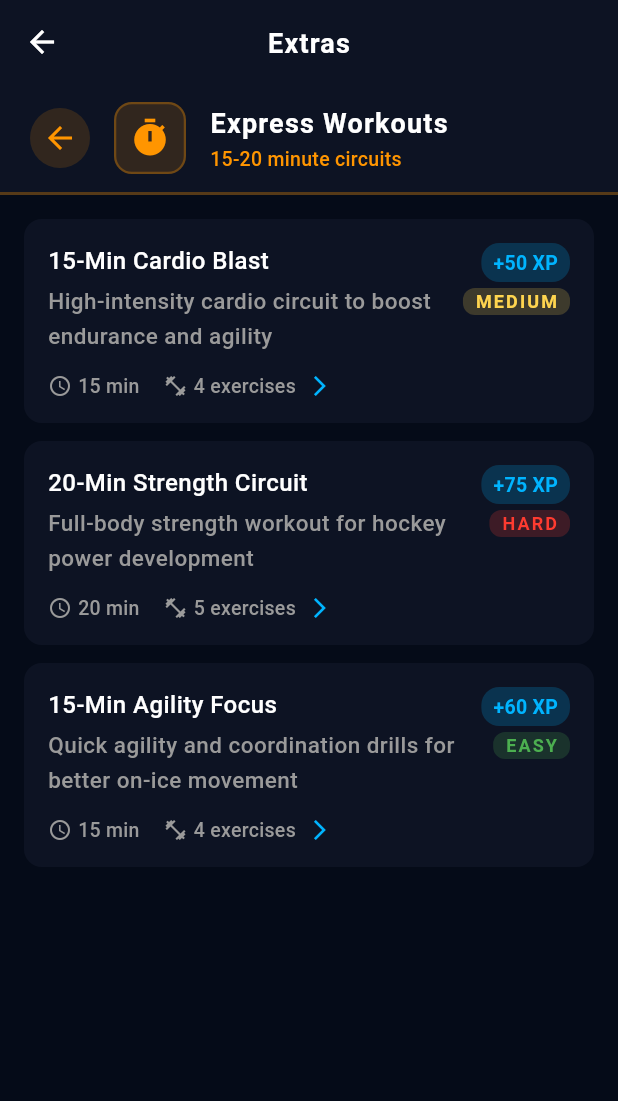
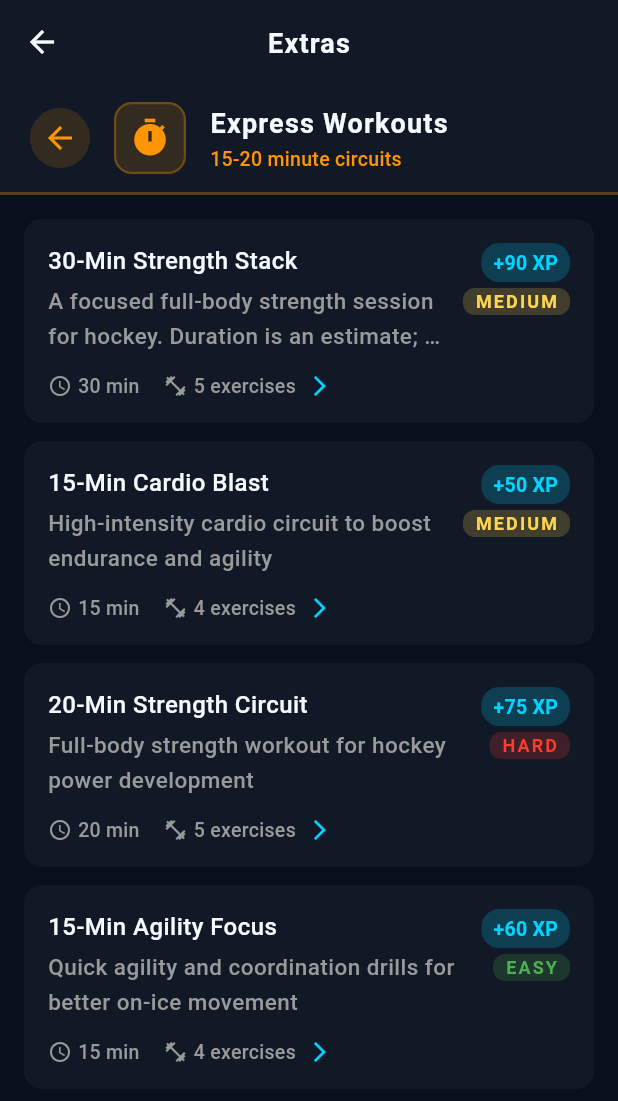
Before and after one commit to Johan2659/GymHockeyTraining, a Flutter app: the ExtrasScreen screen opened directly, after a tap on "Express Workouts", on a phone screen of 412 x 824 dp. Shown: the top 1101 px of the screen. Run offline on Flutter 3.47's test engine with Material 3 defaults, Android fonts, the phone set to English and light mode, and no system bars; our stand-ins replace flutter_riverpod, flutter_secure_storage, go_router, hive, hive_flutter, logger and 3 more; accounts and stored records are empty; generated files the repository leaves out were written again.

Commit message:
Create HockeyForge foundation with focused home, express workout and iOS CI

```diff
--- a/analysis_options.yaml
+++ b/analysis_options.yaml
@@ -5,10 +5,6 @@
 # packages, and plugins designed to encourage good coding practices.
 include: package:flutter_lints/flutter.yaml
 
-analyzer:
-  plugins:
-    - custom_lint
-
 linter:
   rules:
     # Additional lint rules
--- a/lib/app/app.dart
+++ b/lib/app/app.dart
@@ -15,7 +15,7 @@ class HockeyGymApp extends ConsumerWidget {
 
     return themeModeAsync.when(
       data: (themeMode) => MaterialApp.router(
-        title: 'Hockey Gym',
+        title: 'HockeyForge',
         theme: AppTheme.lightTheme,
         darkTheme: AppTheme.darkTheme,
         themeMode: themeMode,
@@ -23,7 +23,7 @@ class HockeyGymApp extends ConsumerWidget {
         debugShowCheckedModeBanner: false,
       ),
       loading: () => MaterialApp(
-        title: 'Hockey Gym',
+        title: 'HockeyForge',
         theme: AppTheme.darkTheme,
         home: const Scaffold(
           body: Center(
@@ -33,7 +33,7 @@ class HockeyGymApp extends ConsumerWidget {
         debugShowCheckedModeBanner: false,
       ),
       error: (_, __) => MaterialApp.router(
-        title: 'Hockey Gym',
+        title: 'HockeyForge',
         theme: AppTheme.lightTheme,
         darkTheme: AppTheme.darkTheme,
         themeMode: ThemeMode.dark,
--- a/lib/app/router.dart
+++ b/lib/app/router.dart
@@ -4,7 +4,7 @@ import 'package:go_router/go_router.dart';
 import 'package:riverpod_annotation/riverpod_annotation.dart';
 
 import '../core/models/models.dart';
-import '../features/hub/presentation/hub_screen.dart';
+import '../features/hub/presentation/forge_home_screen.dart';
 import '../features/programs/presentation/programs_screen.dart';
 import '../features/programs/presentation/program_detail_screen.dart';
 import '../features/extras/presentation/extras_screen.dart';
@@ -82,7 +82,7 @@ GoRouter router(Ref ref) {
           GoRoute(
             path: '/',
             name: 'hub',
-            builder: (context, state) => const HubScreen(),
+            builder: (context, state) => const ForgeHomeScreen(),
           ),
           GoRoute(
             path: '/programs',
--- a/lib/app/theme.dart
+++ b/lib/app/theme.dart
@@ -1,5 +1,6 @@
 import 'package:flutter/material.dart';
 import 'dart:ui';
+import '../core/theme/app_colors.dart';
 
 /// Hockey Gym Global Style V2
 /// Modern, athletic design inspired by Fitbod × EA Sports × Apple Fitness
@@ -10,16 +11,16 @@ class AppTheme {
   // ============================================================================
 
   /// Deep dark background - primary app background
-  static const Color backgroundColor = Color(0xFF050B18);
+  static const Color backgroundColor = AppColors.background;
 
   /// Slightly lighter surface color for cards and containers
-  static const Color surfaceColor = Color(0xFF0D1323);
+  static const Color surfaceColor = AppColors.surface;
 
   /// Hockey ice blue - primary brand color
-  static const Color primaryColor = Color(0xFF00B4FF);
+  static const Color primaryColor = AppColors.primary;
 
-  /// Gold accent for highlights and achievements
-  static const Color accentGold = Color(0xFFFFB84D);
+  /// Legacy name kept for compatibility; hockey red for achievements
+  static const Color accentGold = AppColors.accent;
 
   /// Success green
   static const Color success = Color(0xFF4CAF50);
@@ -28,19 +29,19 @@ class AppTheme {
   static Color warning = Colors.amber.shade300;
 
   /// Error red
-  static const Color error = Colors.red;
+  static const Color error = AppColors.danger;
 
   /// White for text on dark backgrounds
-  static const Color onSurfaceColor = Color(0xFFFFFFFF);
+  static const Color onSurfaceColor = AppColors.textPrimary;
 
   /// White for text on primary color
-  static const Color onPrimaryColor = Color(0xFFFFFFFF);
+  static const Color onPrimaryColor = AppColors.background;
 
   /// Secondary text color - better contrast
-  static const Color secondaryTextColor = Color(0xFFB0B0B0);
+  static const Color secondaryTextColor = AppColors.textSecondary;
 
   /// Tertiary text color - subtle text
-  static const Color tertiaryTextColor = Color(0xFF7A7A7A);
+  static const Color tertiaryTextColor = AppColors.textMuted;
 
   /// Secondary accent (keeping backward compatibility)
   static const Color accentColor = primaryColor;
@@ -74,12 +75,12 @@ class AppTheme {
   static const Color grey800 = Color(0xFF2A2A2A);
   static const Color grey700 = Color(0xFF3A3A3A);
   static const Color grey600 = Color(0xFF5A5A5A);
-  static const Color grey500 = Color(0xFF7A7A7A);
+  static const Color grey500 = AppColors.textMuted;
   static const Color grey400 = Color(0xFF9A9A9A);
-  static const Color grey300 = Color(0xFFB0B0B0);
+  static const Color grey300 = AppColors.textSecondary;
 
   // Semantic colors for various categories
-  static const Color programs = Color(0xFF00B4FF);
+  static const Color programs = AppColors.primary;
   static const Color extras = Color(0xFF9C27B0);
   static const Color warmup = Color(0xFFFF9500);
   static const Color cooldown = Color(0xFF00BCD4);
@@ -92,7 +93,7 @@ class AppTheme {
 
   // Timer colors
   static const Color timerWork = Color(0xFFFF6B35);
-  static const Color timerRest = Color(0xFF00B4FF);
+  static const Color timerRest = AppColors.primary;
 
   // ============================================================================
   // EXTENDED SEMANTIC COLORS (2025 Enhancement)
@@ -144,7 +145,7 @@ class AppTheme {
   static const Color lightBackgroundColor = Color(0xFFFAFAFA);
 
   /// Light surface color for cards and containers
-  static const Color lightSurfaceColor = Color(0xFFFFFFFF);
+  static const Color lightSurfaceColor = AppColors.textPrimary;
 
   /// Darker primary for better contrast on light background
   static const Color lightPrimaryColor = Color(0xFF0096D6);
@@ -156,7 +157,7 @@ class AppTheme {
   static const Color lightOnSurfaceColor = Color(0xFF1A1A1A);
 
   /// Text on primary color (light mode)
-  static const Color lightOnPrimaryColor = Color(0xFFFFFFFF);
+  static const Color lightOnPrimaryColor = AppColors.textPrimary;
 
   /// Secondary text for light mode
   static const Color lightSecondaryTextColor = Color(0xFF5A5A5A);
--- /dev/null
+++ b/lib/core/theme/app_colors.dart
@@ -0,0 +1,85 @@
+import 'package:flutter/material.dart';
+
+/// HockeyForge – "Dark Ice Arena" color palette.
+///
+/// Defined in SPEC.md §4 Design System.
+class AppColors {
+  const AppColors._();
+
+  // ---- Brand ----
+  /// Primary – Ice cyan (SPEC.md).
+  static const Color primary = Color(0xFF00D4FF);
+
+  /// Electric cyan – used for active states in the rink-style bottom nav.
+  static const Color electricCyan = Color(0xFF00CFFF);
+
+  /// Soft cyan – used for active labels / icon glow.
+  static const Color softCyan = Color(0xFF84EFFB);
+
+  /// Accent – Hockey red (energy, alerts, milestones).
+  static const Color accent = Color(0xFFFF4D4D);
+
+  /// Deep red – rink line accent / Hub border.
+  static const Color rinkRed = Color(0xFFC91A17);
+
+  // ---- Backgrounds ----
+  /// Deep arena black – app background.
+  static const Color background = Color(0xFF0A0F1C);
+
+  /// Slightly lifted surface for non-glass containers.
+  static const Color surface = Color(0xFF111826);
+
+  /// Even higher surface (modals, sheets).
+  static const Color surfaceHigh = Color(0xFF1A2233);
+
+  // ---- Glass (legacy) ----
+  /// Fill used inside frosted glass cards.
+  static const Color glassFill = Color(0x1AFFFFFF); // white @ 10%
+  /// Border used on frosted glass cards (#FFFFFF15 from SPEC).
+  static const Color glassBorder = Color(0x26FFFFFF); // white @ ~15%
+
+  // ---- 2026 flat tokens ----
+  /// Pure black canvas for hero areas / pull-to-refresh.
+  static const Color canvasBlack = Color(0xFF05080F);
+
+  /// Elevated card surface (slightly lighter than [surface]).
+  static const Color card = Color(0xFF0F1522);
+
+  /// Subtle hairline border, replaces glass borders for flat cards.
+  static const Color hairline = Color(0x14FFFFFF); // white @ ~8%
+
+  /// Stronger divider when needed.
+  static const Color hairlineStrong = Color(0x1FFFFFFF);
+
+  // ---- Text ----
+  static const Color textPrimary = Color(0xFFF5FAFF);
+  static const Color textSecondary = Color(0xFFA8B3C7);
+  static const Color textMuted = Color(0xFF6B7689);
+
+  // ---- States ----
+  static const Color success = Color(0xFF22D3A6);
+  static const Color warning = Color(0xFFFFB020);
+  static const Color danger = accent;
+
+  // ---- Gradients ----
+  /// Signature ice-glow gradient (used in CTAs, active tab glow, charts).
+  static const LinearGradient iceGradient = LinearGradient(
+    begin: Alignment.topLeft,
+    end: Alignment.bottomRight,
+    colors: [Color(0xFF00D4FF), Color(0xFF6A8CFF)],
+  );
+
+  /// Energy gradient (streaks, milestones, fire-style accents).
+  static const LinearGradient energyGradient = LinearGradient(
+    begin: Alignment.topLeft,
+    end: Alignment.bottomRight,
+    colors: [Color(0xFFFF4D4D), Color(0xFFFF8A3D)],
+  );
+
+  /// Background vignette (subtle radial arena glow).
+  static const RadialGradient arenaGradient = RadialGradient(
+    center: Alignment(0, -0.6),
+    radius: 1.2,
+    colors: [Color(0xFF132036), Color(0xFF0A0F1C)],
+  );
+}
--- a/lib/data/datasources/extras/express_workouts.dart
+++ b/lib/data/datasources/extras/express_workouts.dart
@@ -11,6 +11,25 @@ class ExpressWorkoutsData {
   // =============================================================================
 
   static const Map<String, String> _expressWorkouts = {
+    // Adapted from hockey_gym's Strength Stack using this engine's exercise IDs.
+    'express_strength_30': '''
+{
+  "id": "express_strength_30",
+  "title": "30-Min Strength Stack",
+  "description": "A focused full-body strength session for hockey. Duration is an estimate; allow time for warmup and rest.",
+  "type": "express_workout",
+  "xpReward": 90,
+  "duration": 30,
+  "difficulty": "medium",
+  "blocks": [
+    {"exerciseId": "dynamic_warmup_ramp"},
+    {"exerciseId": "goblet_squat"},
+    {"exerciseId": "bench_press"},
+    {"exerciseId": "chest_supported_row"},
+    {"exerciseId": "pallof_press"}
+  ]
+}
+''',
     'express_cardio_15': '''
 {
   "id": "express_cardio_15",
--- a/pubspec.yaml
+++ b/pubspec.yaml
@@ -1,8 +1,8 @@
 name: gymhockeytraining
-description: "Hockey Gym training app with progress tracking."
+description: "HockeyForge foundation: off-ice workouts and progress tracking."
 publish_to: 'none'
 
-version: 1.0.0+1
+version: 0.1.0+1
 
 environment:
   sdk: '>=3.0.0 <4.0.0'
```
Also changed, not shown: lib/features/hub/presentation/forge_home_screen.dart (added, +246 -0 lines), 10 other files.
